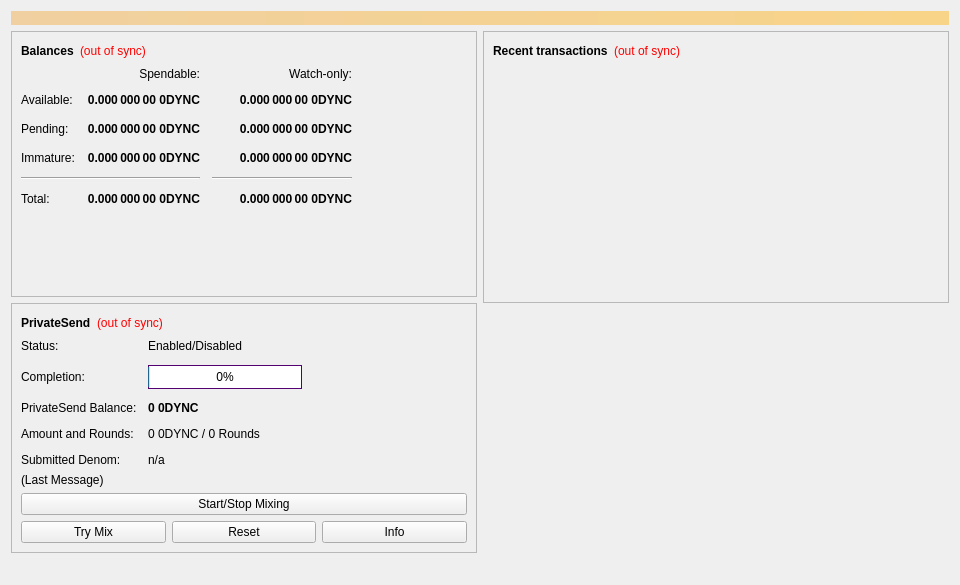
Above: src/qt/forms/overviewpage.ui from Zero-Dynamics/cash-core before the change. Below: the same form after it.
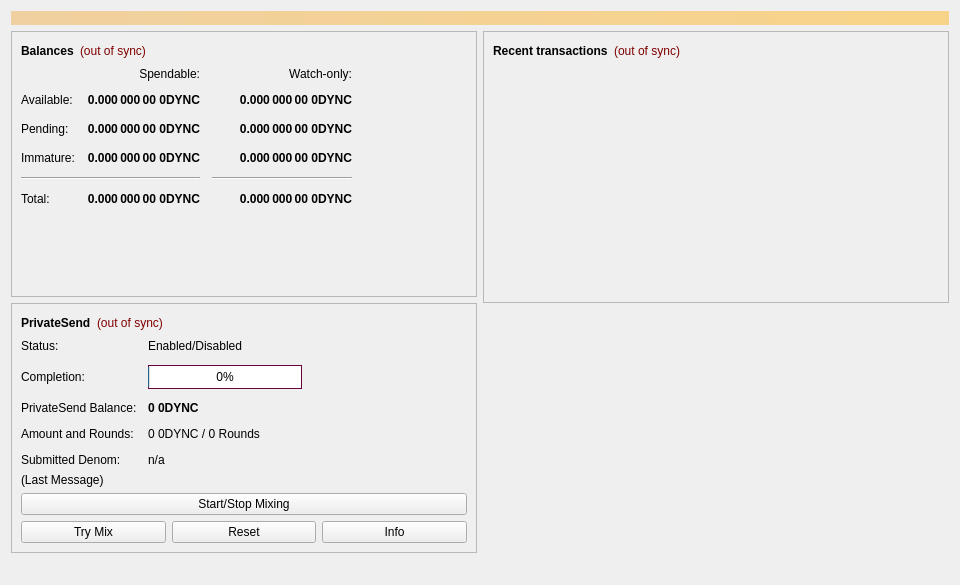
That is the form after the change. Icons and pictures are not drawn.

```diff
--- a/src/qt/forms/overviewpage.ui
+++ b/src/qt/forms/overviewpage.ui
@@ -76,7 +76,7 @@
                <string>The displayed information may be out of date. Your wallet automatically synchronizes with the Cash network after a connection is established, but this process has not completed yet.</string>
               </property>
               <property name="styleSheet">
-               <string notr="true">QLabel { color: red; }</string>
+               <string notr="true">QLabel { color: #800000; }</string>
               </property>
               <property name="text">
                <string notr="true">(out of sync)</string>
@@ -445,7 +445,7 @@
                <string>The displayed information may be out of date. Your wallet automatically synchronizes with the Cash network after a connection is established, but this process has not completed yet.</string>
               </property>
               <property name="styleSheet">
-               <string notr="true">QLabel { color: red; }</string>
+               <string notr="true">QLabel { color: #800000; }</string>
               </property>
               <property name="text">
                <string notr="true">(out of sync)</string>
@@ -505,7 +505,7 @@
               </property>
               <property name="styleSheet">
                <string notr="true">border-width:1px;
-border-color:rgb(82,0,114);
+border-color:rgb(102,2,60);
 border-style:solid;</string>
               </property>
               <property name="value">
@@ -720,7 +720,7 @@
                <string>The displayed information may be out of date. Your wallet automatically synchronizes with the Cash network after a connection is established, but this process has not completed yet.</string>
               </property>
               <property name="styleSheet">
-               <string notr="true">QLabel { color: red; }</string>
+               <string notr="true">QLabel { color: #800000; }</string>
               </property>
               <property name="text">
                <string notr="true">(out of sync)</string>
```
Left out of the diff: 14 changed lines with no effect on the pictures.
